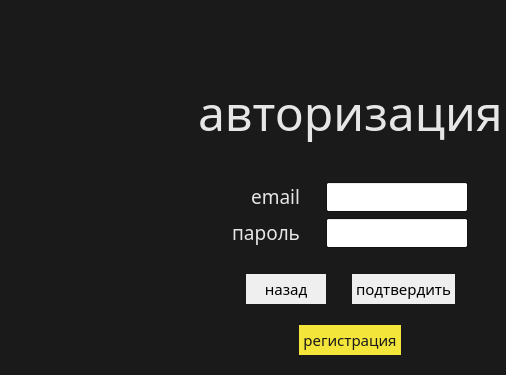
Above: states/entranceState/signin.ui from NotZahar/bookstore before the change; both pictures show x 0 to 506 and y 0 to 375 of the 700 by 500 pixel window. Below: the same form after it.
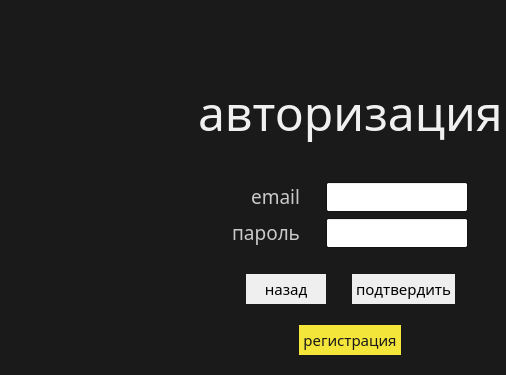
That is the form after the change.

Diff of the .ui file:
```diff
--- a/states/entranceState/signin.ui
+++ b/states/entranceState/signin.ui
@@ -16,9 +16,9 @@
      <colorrole role="WindowText">
       <brush brushstyle="SolidPattern">
        <color alpha="255">
-        <red>230</red>
-        <green>230</green>
-        <blue>230</blue>
+        <red>240</red>
+        <green>240</green>
+        <blue>240</blue>
        </color>
       </brush>
      </colorrole>
@@ -45,9 +45,9 @@
      <colorrole role="WindowText">
       <brush brushstyle="SolidPattern">
        <color alpha="255">
-        <red>230</red>
-        <green>230</green>
-        <blue>230</blue>
+        <red>240</red>
+        <green>240</green>
+        <blue>240</blue>
        </color>
       </brush>
      </colorrole>
@@ -209,6 +209,43 @@
       <layout class="QGridLayout" name="gridLayout">
        <item row="0" column="0">
         <widget class="QLabel" name="label_2">
+         <property name="palette">
+          <palette>
+           <active>
+            <colorrole role="WindowText">
+             <brush brushstyle="SolidPattern">
+              <color alpha="255">
+               <red>202</red>
+               <green>202</green>
+               <blue>202</blue>
+              </color>
+             </brush>
+            </colorrole>
+           </active>
+           <inactive>
+            <colorrole role="WindowText">
+             <brush brushstyle="SolidPattern">
+              <color alpha="255">
+               <red>202</red>
+               <green>202</green>
+               <blue>202</blue>
+              </color>
+             </brush>
+            </colorrole>
+           </inactive>
+           <disabled>
+            <colorrole role="WindowText">
+             <brush brushstyle="SolidPattern">
+              <color alpha="255">
+               <red>120</red>
+               <green>120</green>
+               <blue>120</blue>
+              </color>
+             </brush>
+            </colorrole>
+           </disabled>
+          </palette>
+         </property>
          <property name="font">
           <font>
            <family>Ubuntu Mono</family>
@@ -360,6 +397,43 @@
        </item>
        <item row="1" column="0">
         <widget class="QLabel" name="label_3">
+         <property name="palette">
+          <palette>
+           <active>
+            <colorrole role="WindowText">
+             <brush brushstyle="SolidPattern">
+              <color alpha="255">
+               <red>202</red>
+               <green>202</green>
+               <blue>202</blue>
+              </color>
+             </brush>
+            </colorrole>
+           </active>
+           <inactive>
+            <colorrole role="WindowText">
+             <brush brushstyle="SolidPattern">
+              <color alpha="255">
+               <red>202</red>
+               <green>202</green>
+               <blue>202</blue>
+              </color>
+             </brush>
+            </colorrole>
+           </inactive>
+           <disabled>
+            <colorrole role="WindowText">
+             <brush brushstyle="SolidPattern">
+              <color alpha="255">
+               <red>120</red>
+               <green>120</green>
+               <blue>120</blue>
+              </color>
+             </brush>
+            </colorrole>
+           </disabled>
+          </palette>
+         </property>
          <property name="font">
           <font>
            <family>Ubuntu Mono</family>
```
